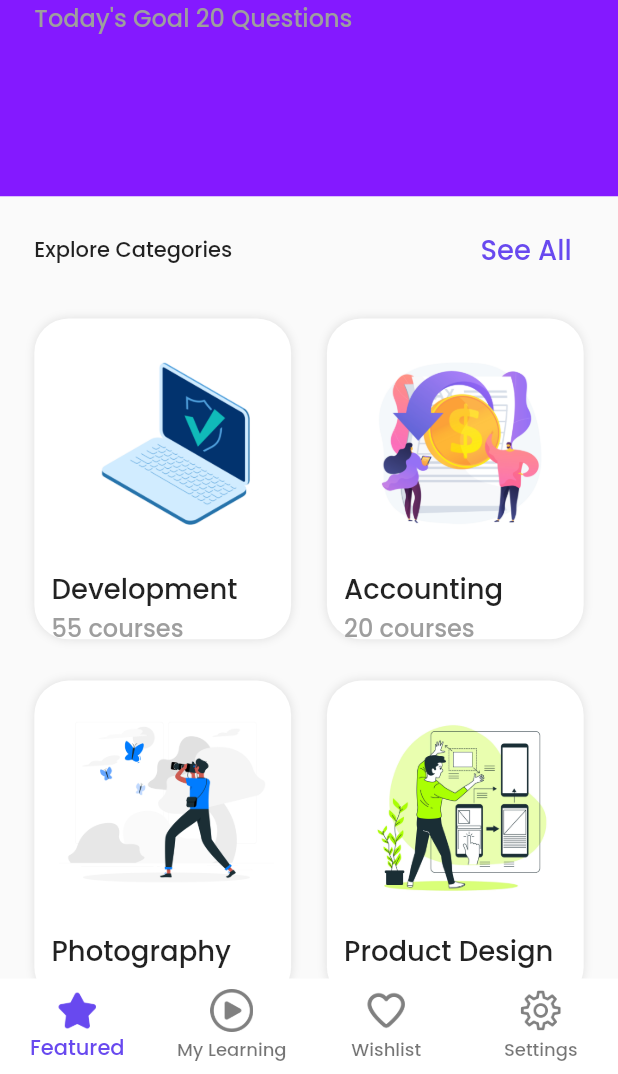
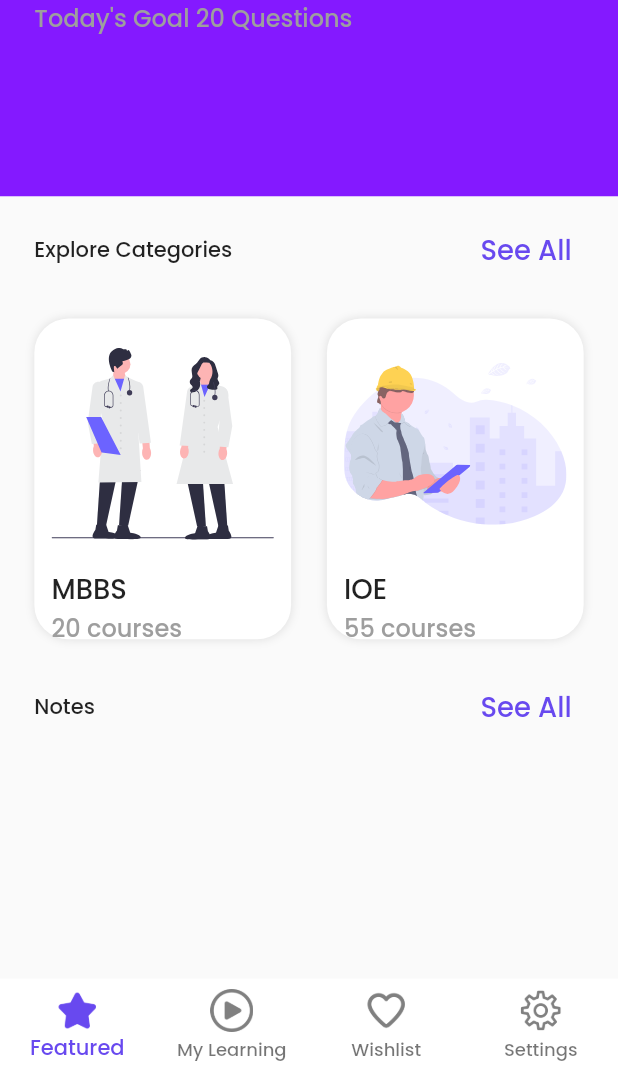
Before and after one commit to RabinThapa1998/Flutter_EP, a Flutter app: the screen it shows after launch, on a phone screen of 412 x 824 dp, the part 162-1236 px from its top. Run offline on Flutter 3.47's test engine with Material 2 defaults, Android fonts, the phone set to English and light mode, and no system bars; our stand-ins replace flutter_dotenv, flutter_screenutil, flutter_svg, get.

Commit message:
✨ Feat:Add Svgs And Change Homepage

```diff
--- a/lib/models/category.dart
+++ b/lib/models/category.dart
@@ -12,23 +12,23 @@ class Category {
 
 List<Category> categoryList = [
   Category(
-    name: 'Development',
-    noOfCourses: 55,
-    thumbnail: 'assets/icons/laptop.jpg',
+    name: 'MBBS',
+    noOfCourses: 20,
+    thumbnail: 'assets/icons/mbbs1.svg',
   ),
   Category(
-    name: 'Accounting',
-    noOfCourses: 20,
-    thumbnail: 'assets/icons/accounting.jpg',
+    name: 'IOE',
+    noOfCourses: 55,
+    thumbnail: 'assets/icons/engineer1.svg',
   ),
-  Category(
-    name: 'Photography',
-    noOfCourses: 16,
-    thumbnail: 'assets/icons/photography.jpg',
-  ),
-  Category(
-    name: 'Product Design',
-    noOfCourses: 25,
-    thumbnail: 'assets/icons/design.jpg',
-  ),
+  // Category(
+  //   name: 'BSC-Nursing',
+  //   noOfCourses: 16,
+  //   thumbnail: 'assets/icons/photography.jpg',
+  // ),
+  // Category(
+  //   name: 'BBA',
+  //   noOfCourses: 25,
+  //   thumbnail: 'assets/icons/design.jpg',
+  // ),
 ];
--- a/lib/widgets/featured_screen_body_widget.dart
+++ b/lib/widgets/featured_screen_body_widget.dart
@@ -4,6 +4,7 @@ import 'package:flutter/material.dart';
 import 'package:entrance_prep/constants/color.dart';
 import 'package:entrance_prep/models/category.dart';
 import 'package:flutter_screenutil/flutter_screenutil.dart';
+import 'package:flutter_svg/flutter_svg.dart';
 
 class FeaturedBodyWidget extends StatelessWidget {
   const FeaturedBodyWidget({Key? key}) : super(key: key);
@@ -76,22 +77,6 @@ class FeaturedBodyWidget extends StatelessWidget {
             ],
           ),
         ),
-        Container(
-          height: 200.h,
-          width: double.infinity,
-          child: ListView(
-              scrollDirection: Axis.horizontal,
-              children: [1, 2, 3, 4, 5, 6, 7].map((item) {
-                return Container(
-                  width: 100.w,
-                  margin: EdgeInsets.symmetric(horizontal: 5.w),
-                  decoration: BoxDecoration(
-                    color: Colors.red,
-                    borderRadius: BorderRadius.circular(20),
-                  ),
-                );
-              }).toList()),
-        )
       ],
     );
   }
@@ -131,7 +116,7 @@ class CategoryCard extends StatelessWidget {
           children: [
             Align(
               alignment: Alignment.topRight,
-              child: Image.asset(
+              child: SvgPicture.asset(
                 category.thumbnail,
                 height: 120.h,
               ),
--- a/pubspec.yaml
+++ b/pubspec.yaml
@@ -16,6 +16,7 @@ dependencies:
   get: ^4.6.5
   http: ^0.13.5
   flutter_screenutil: ^5.6.0
+  flutter_svg: ^1.1.6
 
 dev_dependencies:
   flutter_test:
```
Also changed, not shown: lib/screens/details_screen.dart (+0 -8 lines), assets/icons/engineer1.svg (added), assets/icons/mbbs1.svg (added), assets/icons/mbbs2.svg (added), assets/icons/undraw_scientist_exmf.svg (added), assets/icons/undraw_software_engineer_re_tnjc.svg (added), pubspec.lock.
